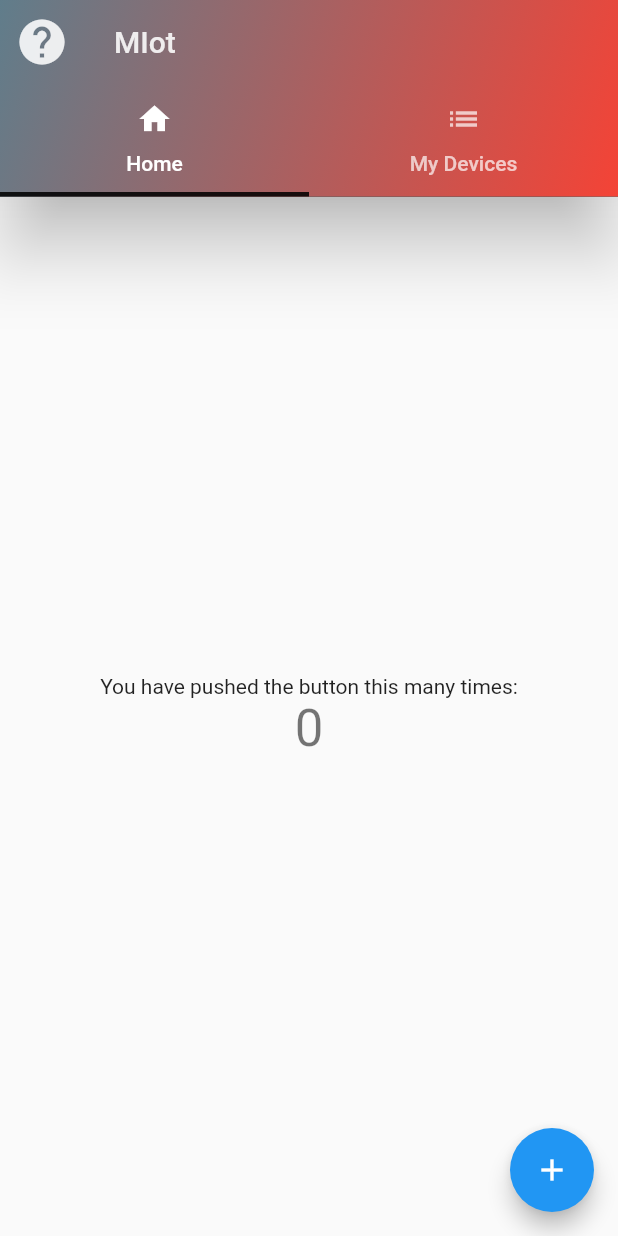
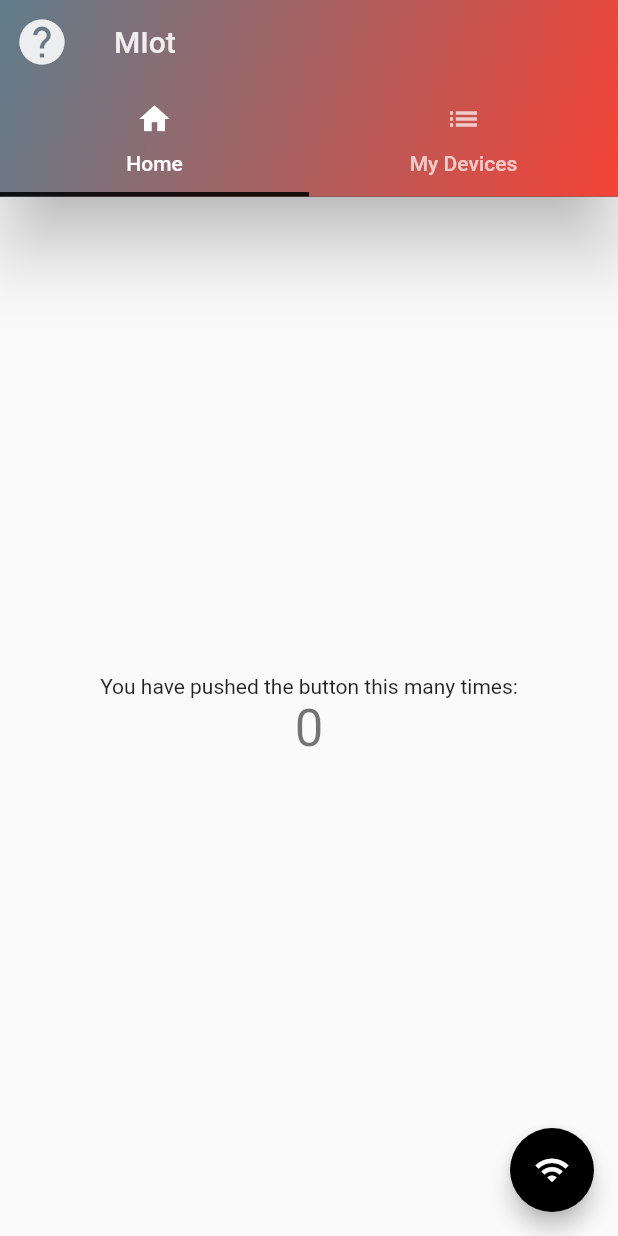
Before and after one commit to nicolasvancan/mf_iot_project, a Flutter app: the screen it shows after launch, on a phone screen of 412 x 824 dp. Run offline on Flutter 3.47's test engine with Material 2 defaults, Android fonts, the phone set to English and light mode, and no system bars; missing offline and left inert: wifi_iot.

Commit message:
Added new features and leanerd something new today

```diff
--- a/lib/main.dart
+++ b/lib/main.dart
@@ -1,3 +1,4 @@
+import './pages/home_page.dart';
 import 'package:flutter/material.dart';
 
 void main() {
@@ -13,130 +14,9 @@ class MyApp extends StatelessWidget {
     return MaterialApp(
       title: 'MfIot',
       theme: ThemeData(
-        // This is the theme of your application.
-        //
-        // Try running your application with "flutter run". You'll see the
-        // application has a blue toolbar. Then, without quitting the app, try
-        // changing the primarySwatch below to Colors.green and then invoke
-        // "hot reload" (press "r" in the console where you ran "flutter run",
-        // or simply save your changes to "hot reload" in a Flutter IDE).
-        // Notice that the counter didn't reset back to zero; the application
-        // is not restarted.
         primarySwatch: Colors.blue,
       ),
       home: const MyHomePage(title: 'MIot'),
     );
   }
 }
-
-class MyHomePage extends StatefulWidget {
-  const MyHomePage({Key? key, required this.title}) : super(key: key);
-
-  // This widget is the home page of your application. It is stateful, meaning
-  // that it has a State object (defined below) that contains fields that affect
-  // how it looks.
-
-  // This class is the configuration for the state. It holds the values (in this
-  // case the title) provided by the parent (in this case the App widget) and
-  // used by the build method of the State. Fields in a Widget subclass are
-  // always marked "final".
-
-  final String title;
-
-  @override
-  State<MyHomePage> createState() => _MyHomePageState();
-}
-
-class _MyHomePageState extends State<MyHomePage> {
-  int _counter = 0;
-
-  void _incrementCounter() {
-    setState(() {
-
-      _counter++;
-    });
-  }
-
-  @override
-  Widget build(BuildContext context) {
-
-    return DefaultTabController(
-      length: 2,
-      child:  Scaffold(
-        appBar: AppBar(
-        //This part is related to the tabs added under the AppBar, which has the Home Icon and List Icon relatively
-        bottom: const TabBar(
-          indicatorColor: Colors.black87,
-          indicatorWeight: 3,
-          tabs: [
-            Tab(icon: Icon(Icons.home),text: 'Home',),
-            Tab(icon: Icon(Icons.list), text: 'My Devices',)
-          ],),
-
-
-        toolbarOpacity: 0.7 ,
-        toolbarTextStyle: const TextStyle(fontStyle: FontStyle.normal),
-        title: Text(widget.title),
-        backgroundColor: Colors.black,
-        elevation: 20,
-        titleSpacing: 20,
-
-
-        leading: IconButton(
-          iconSize: 36,
-          icon: const Icon(Icons.help),
-          onPressed: () => {
-            // ignore: avoid_print
-            print('Bangdo pai')
-          },
-        ),
-
-        flexibleSpace: Container(
-          decoration: const BoxDecoration(
-            gradient: LinearGradient(
-              colors: [Colors.red, Colors.blueGrey],
-              begin: Alignment.bottomRight,
-              end: Alignment.topLeft)
-          ),
-          ),
-
-      ),
-      body: Center(
-        // Center is a layout widget. It takes a single child and positions it
-        // in the middle of the parent.
-        child: Column(
-          // Column is also a layout widget. It takes a list of children and
-          // arranges them vertically. By default, it sizes itself to fit its
-          // children horizontally, and tries to be as tall as its parent.
-          //
-          // Invoke "debug painting" (press "p" in the console, choose the
-          // "Toggle Debug Paint" action from the Flutter Inspector in Android
-          // Studio, or the "Toggle Debug Paint" command in Visual Studio Code)
-          // to see the wireframe for each widget.
-          //
-          // Column has various properties to control how it sizes itself and
-          // how it positions its children. Here we use mainAxisAlignment to
-          // center the children vertically; the main axis here is the vertical
-          // axis because Columns are vertical (the cross axis would be
-          // horizontal).
-          mainAxisAlignment: MainAxisAlignment.center,
-          children: <Widget>[
-            const Text(
-              'You have pushed the button this many times:',
-            ),
-            Text(
-              '$_counter',
-              style: Theme.of(context).textTheme.headline4,
-            ),
-          ],
-        ),
-      ),
-      floatingActionButton: FloatingActionButton(
-        onPressed: _incrementCounter,
-        tooltip: 'Increment',
-        child: const Icon(Icons.add),
-      ), // This trailing comma makes auto-formatting nicer for build methods.
-    )
-    );
-  }
-}
--- /dev/null
+++ b/lib/pages/home_page.dart
@@ -0,0 +1,91 @@
+import 'package:flutter/material.dart';
+import 'package:wifi_iot/wifi_iot.dart';
+
+class MyHomePage extends StatefulWidget {
+  const MyHomePage({Key? key, required this.title}) : super(key: key);
+  final String title;
+
+  @override
+  State<MyHomePage> createState() => _MyHomePageState();
+}
+
+class _MyHomePageState extends State<MyHomePage> {
+  int _counter = 0;
+
+  void _incrementCounter() {
+    setState(() {
+      _counter++;
+    });
+  }
+
+  void _testeDoBang() async {
+    final wifis = await WiFiForIoTPlugin.loadWifiList();
+    wifis.map((e) => print(e.ssid)).toList();
+  }
+
+  @override
+  Widget build(BuildContext context) {
+    return DefaultTabController(
+        length: 2,
+        child: Scaffold(
+          appBar: AppBar(
+            //This part is related to the tabs added under the AppBar, which has the Home Icon and List Icon relatively
+            bottom: const TabBar(
+              indicatorColor: Colors.black87,
+              indicatorWeight: 3,
+              tabs: [
+                Tab(
+                  icon: Icon(Icons.home),
+                  text: 'Home',
+                ),
+                Tab(
+                  icon: Icon(Icons.list),
+                  text: 'My Devices',
+                )
+              ],
+            ),
+
+            toolbarOpacity: 0.7,
+            toolbarTextStyle: const TextStyle(fontStyle: FontStyle.normal),
+            title: Text(widget.title),
+            backgroundColor: Colors.black,
+            elevation: 20,
+            titleSpacing: 20,
+
+            leading: IconButton(
+              iconSize: 36,
+              icon: const Icon(Icons.help),
+              onPressed: () => {print('Bangdo pai')},
+            ),
+
+            flexibleSpace: Container(
+              decoration: const BoxDecoration(
+                  gradient: LinearGradient(
+                      colors: [Colors.red, Colors.blueGrey],
+                      begin: Alignment.bottomRight,
+                      end: Alignment.topLeft)),
+            ),
+          ),
+          body: Center(
+            child: Column(
+              mainAxisAlignment: MainAxisAlignment.center,
+              children: <Widget>[
+                const Text(
+                  'You have pushed the button this many times:',
+                ),
+                Text(
+                  '$_counter',
+                  style: Theme.of(context).textTheme.headline4,
+                ),
+              ],
+            ),
+          ),
+          floatingActionButton: FloatingActionButton(
+            onPressed: _testeDoBang,
+            tooltip: 'Increment',
+            child: const Icon(Icons.wifi),
+            backgroundColor: Colors.black,
+          ), // This trailing comma makes auto-formatting nicer for build methods.
+        ));
+  }
+}
--- a/pubspec.yaml
+++ b/pubspec.yaml
@@ -3,7 +3,7 @@ description: A new Flutter project.
 
 # The following line prevents the package from being accidentally published to
 # pub.dev using `flutter pub publish`. This is preferred for private packages.
-publish_to: 'none' # Remove this line if you wish to publish to pub.dev
+publish_to: "none" # Remove this line if you wish to publish to pub.dev
 
 # The following defines the version and build number for your application.
 # A version number is three numbers separated by dots, like 1.2.43
@@ -30,10 +30,10 @@ dependencies:
   flutter:
     sdk: flutter
 
-
   # The following adds the Cupertino Icons font to your application.
   # Use with the CupertinoIcons class for iOS style icons.
   cupertino_icons: ^1.0.2
+  wifi_iot: ^0.3.12
 
 dev_dependencies:
   flutter_test:
@@ -51,7 +51,6 @@ dev_dependencies:
 
 # The following section is specific to Flutter.
 flutter:
-
   # The following line ensures that the Material Icons font is
   # included with your application, so that you can use the icons in
   # the material Icons class.
@@ -61,7 +60,6 @@ flutter:
   assets:
     - web/icons/Icon-192.png
     - assets/favicon.png
-
 
   # An image asset can refer to one or more resolution-specific "variants", see
   # https://flutter.dev/assets-and-images/#resolution-aware.
```
Also changed, not shown: flutter_01.png (added), pubspec.lock.
